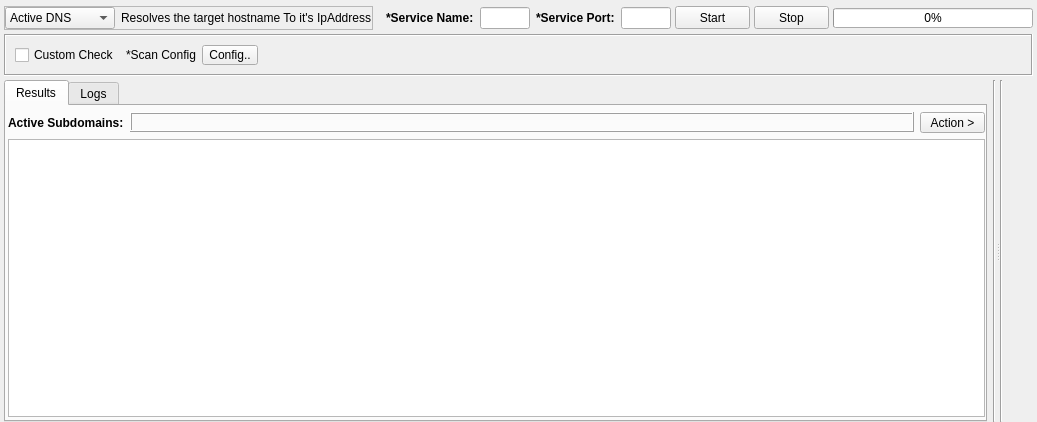
First picture: the form in gui/src/engines/active/Active.ui, repository 3nock/OTE, before the edit.
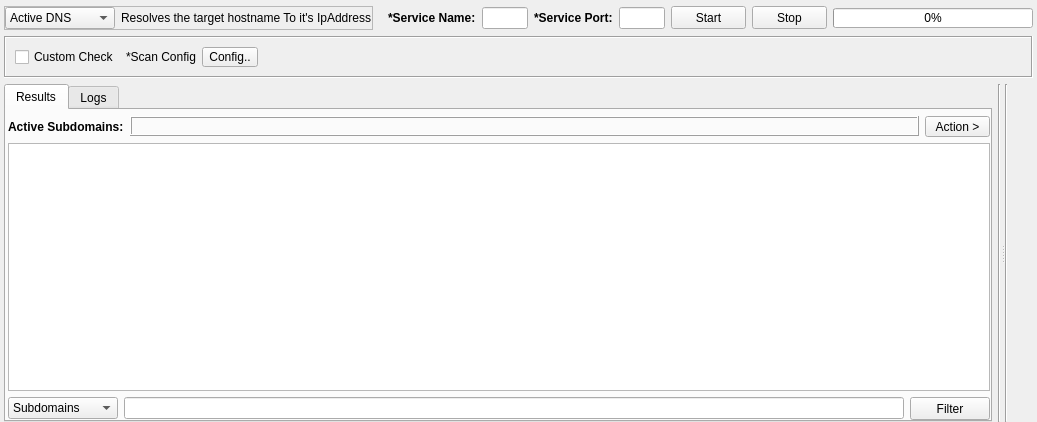
Second picture: the form after the edit. Custom widgets are drawn as their Qt base class.

```diff
--- a/gui/src/engines/active/Active.ui
+++ b/gui/src/engines/active/Active.ui
@@ -17,9 +17,6 @@
    <string notr="true"/>
   </property>
   <layout class="QVBoxLayout" name="verticalLayout_2">
-   <property name="spacing">
-    <number>4</number>
-   </property>
    <property name="leftMargin">
     <number>4</number>
    </property>
@@ -385,7 +382,7 @@
             <number>0</number>
            </property>
            <property name="bottomMargin">
-            <number>3</number>
+            <number>0</number>
            </property>
            <item>
             <layout class="QHBoxLayout" name="horizontalLayout_18">
@@ -554,6 +551,46 @@
              </attribute>
             </widget>
            </item>
+           <item>
+            <layout class="QHBoxLayout" name="horizontalLayout_7">
+             <item>
+              <widget class="QComboBox" name="comboBoxFilter">
+               <property name="minimumSize">
+                <size>
+                 <width>110</width>
+                 <height>0</height>
+                </size>
+               </property>
+               <item>
+                <property name="text">
+                 <string>Subdomains</string>
+                </property>
+               </item>
+               <item>
+                <property name="text">
+                 <string>Ip</string>
+                </property>
+               </item>
+              </widget>
+             </item>
+             <item>
+              <widget class="QLineEdit" name="lineEditFilter"/>
+             </item>
+             <item>
+              <widget class="QPushButton" name="buttonFilter">
+               <property name="minimumSize">
+                <size>
+                 <width>75</width>
+                 <height>23</height>
+                </size>
+               </property>
+               <property name="text">
+                <string>Filter</string>
+               </property>
+              </widget>
+             </item>
+            </layout>
+           </item>
           </layout>
          </widget>
          <widget class="QWidget" name="tabLogs">
```
